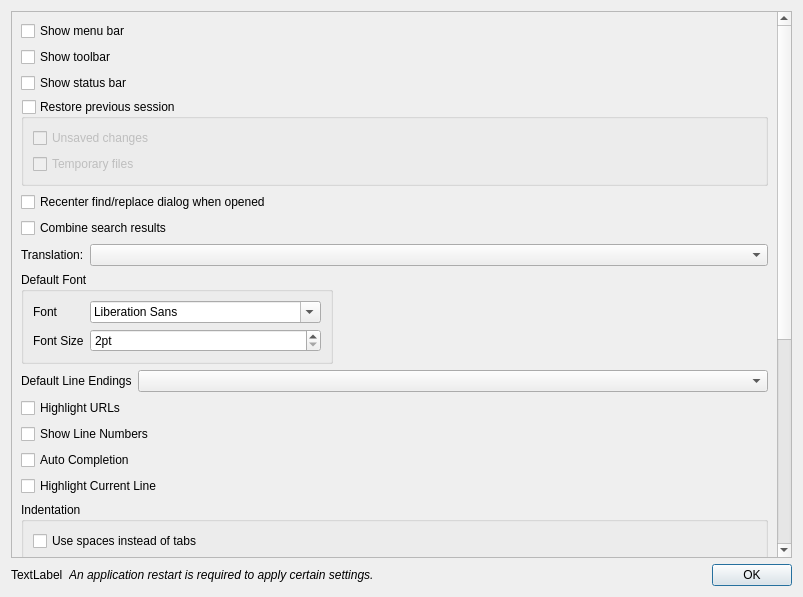
This is src/dialogs/PreferencesDialog.ui in rosmapo/mmedit as Qt 5 draws it before an edit. The edited form follows.
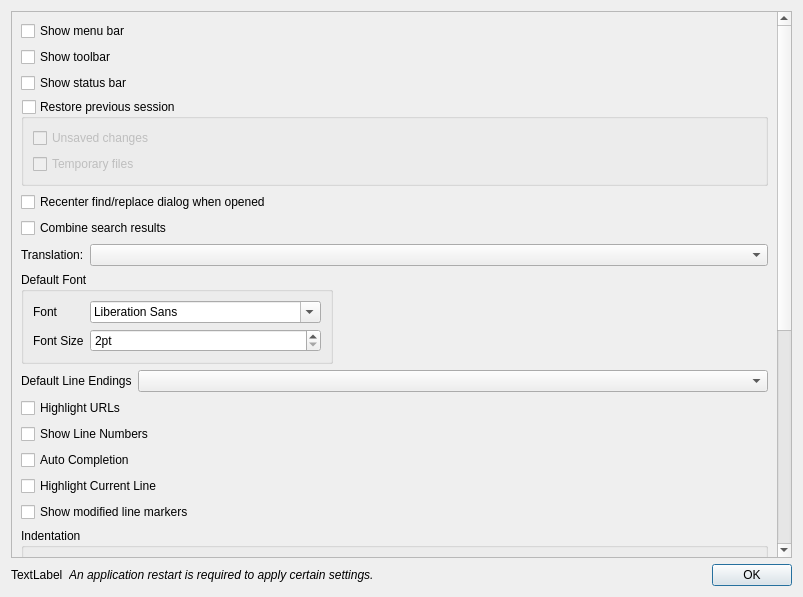
This is the edited form.

Commit message: line change indicators

```diff
--- a/src/dialogs/PreferencesDialog.ui
+++ b/src/dialogs/PreferencesDialog.ui
@@ -215,6 +215,13 @@
          </property>
         </widget>
        </item>
+       <item>
+        <widget class="QCheckBox" name="checkBoxShowChangeHistory">
+         <property name="text">
+          <string>Show modified line markers</string>
+         </property>
+        </widget>
+       </item>
        <item>
         <widget class="QGroupBox" name="groupBoxTabs">
          <property name="title">
```
The commit also changes 8 other files.
